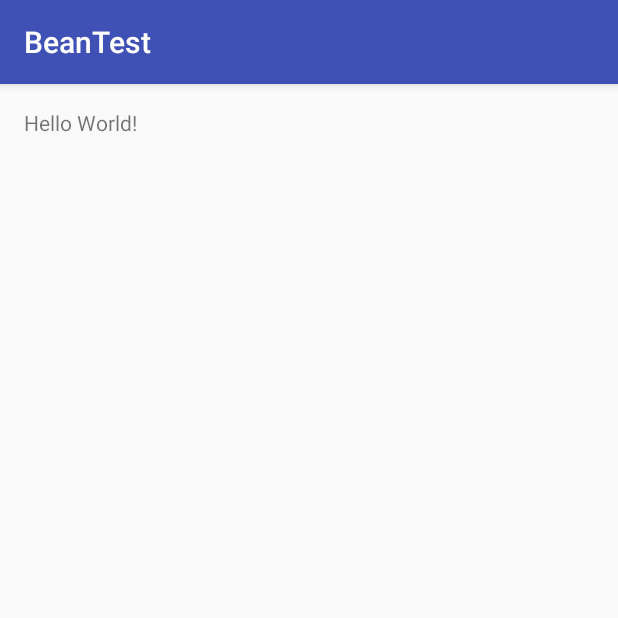
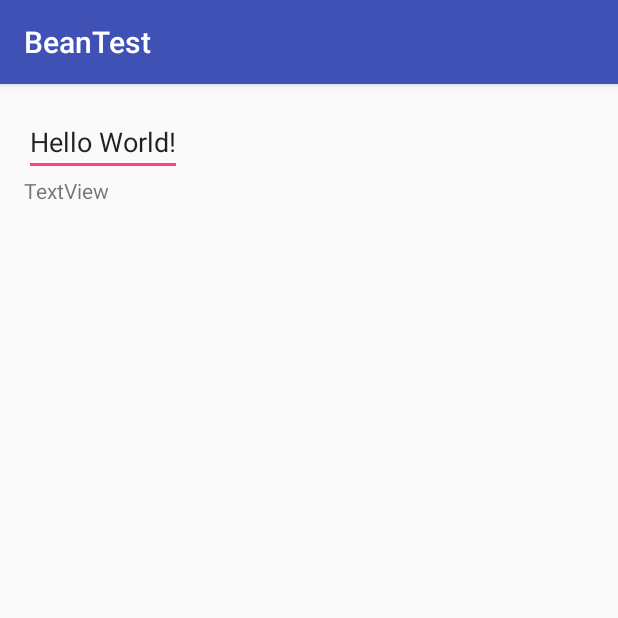
Before and after one commit to tmatz/bean-test, an Android app: the screen it shows after launch (MainActivity), on a phone screen of 412 x 824 dp, the top half of it. Run offline under Robolectric (Android 15) with nearby library versions, the phone set to English and light mode, and no system bars; libraries missing offline, so code that uses them is left out: com.jakewharton.rxbinding, com.punchthrough.bean, rx.android.schedulers, rx.schedulers, rx.subscriptions; 2 statements that could not run were skipped.

```diff
--- a/app/src/main/java/io/github/tmatz/beantest/MainActivity.java
+++ b/app/src/main/java/io/github/tmatz/beantest/MainActivity.java
@@ -7,7 +7,10 @@ import android.support.annotation.NonNull;
 import android.support.v4.app.ActivityCompat;
 import android.support.v4.content.ContextCompat;
 import android.support.v7.app.AppCompatActivity;
+import android.widget.EditText;
+import android.widget.TextView;
 
+import com.jakewharton.rxbinding.widget.RxTextView;
 import com.punchthrough.bean.sdk.Bean;
 import com.punchthrough.bean.sdk.BeanDiscoveryListener;
 import com.punchthrough.bean.sdk.BeanListener;
@@ -20,11 +23,15 @@ import com.punchthrough.bean.sdk.message.ScratchBank;
 import rx.Observable;
 import rx.Subscriber;
 import rx.Subscription;
+import rx.android.schedulers.AndroidSchedulers;
+import rx.schedulers.Schedulers;
+import rx.subscriptions.CompositeSubscription;
 
 public class MainActivity extends AppCompatActivity {
 
     private static final int MY_PERMISSIONS_REQUEST_ACCESS_COARSE_LOCATION = 1;
 
+    private CompositeSubscription mCompositeSubscription = new CompositeSubscription();
     private boolean mDiscoveryCompleted = true;
 
     private Observable<Bean> BeanDiscoveryListenerWrapper() {
@@ -58,6 +65,14 @@ public class MainActivity extends AppCompatActivity {
         setContentView(R.layout.activity_main);
 
         BeanManager.getInstance().setScanTimeout(10);
+
+        final EditText editText = (EditText) findViewById(R.id.editText);
+        final TextView textView = (TextView) findViewById(R.id.textView2);
+
+        RxTextView.afterTextChangeEvents(editText)
+                .map(event -> String.valueOf(event.editable().length()))
+                .observeOn(AndroidSchedulers.mainThread())
+                .subscribe(length -> textView.setText(String.valueOf(length)));
 
         if (ContextCompat.checkSelfPermission(
                 this,
@@ -115,11 +130,14 @@ public class MainActivity extends AppCompatActivity {
         mDiscoveryCompleted = false;
         mDiscoverySubscription = BeanDiscoveryListenerWrapper()
                 .distinct(bean -> bean.getDevice().getAddress())
+                .subscribeOn(Schedulers.io())
+                .observeOn(AndroidSchedulers.mainThread())
                 .subscribe(bean -> {
                     System.out.println("onNext()");
                     System.out.println(bean.getDevice().getName());
                     System.out.println(bean.getDevice().getAddress());
                 });
+        mCompositeSubscription.add(mDiscoverySubscription);
     }
 
     private void StopDiscovery()
@@ -146,6 +164,7 @@ public class MainActivity extends AppCompatActivity {
         System.out.println("MainActivity.onDestroy()");
         super.onDestroy();
         StopDiscovery();
+        mCompositeSubscription.unsubscribe();
     }
 
     private void ShowBeanInfo(final Bean bean)
--- a/app/src/main/res/layout/activity_main.xml
+++ b/app/src/main/res/layout/activity_main.xml
@@ -11,17 +11,24 @@
     android:paddingTop="@dimen/activity_vertical_margin"
     tools:context="io.github.tmatz.beantest.MainActivity">
 
-    <TextView
+    <EditText
         android:layout_width="wrap_content"
         android:layout_height="wrap_content"
         android:text="Hello World!"
-        android:id="@+id/textView"/>
+        android:id="@+id/editText"/>
+
+    <TextView
+        android:text="TextView"
+        android:layout_width="wrap_content"
+        android:layout_height="wrap_content"
+        android:id="@+id/textView2"
+        android:layout_below="@+id/editText"
+        android:layout_alignParentStart="true"/>
 
     <ListView
         android:layout_width="match_parent"
         android:layout_height="match_parent"
-        android:layout_below="@+id/textView"
-        android:layout_alignParentStart="true"
-        android:layout_marginTop="13dp"
-        android:id="@+id/list"/>
+        android:id="@+id/list"
+        android:layout_below="@+id/textView2"
+        android:layout_alignParentStart="true"/>
 </RelativeLayout>
```
